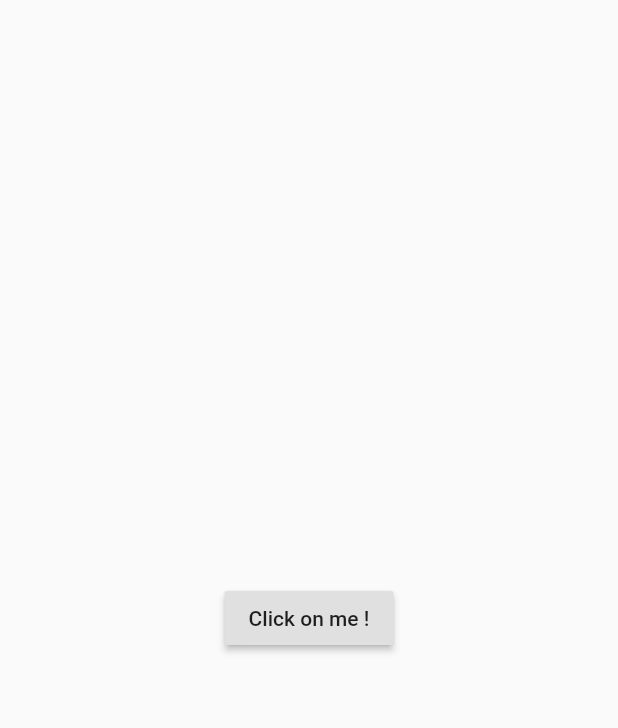
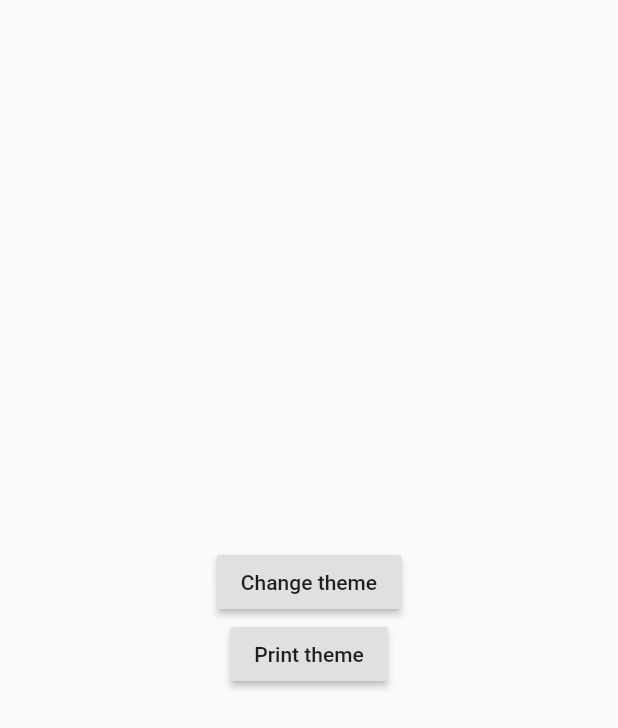
Before and after one commit to deadLocks21/SYA-or-Save-Your-passwords-Anonymously, a Flutter app: the screen it shows after launch, on a phone screen of 412 x 824 dp. Shown: the top 728 px of the screen. Run offline on Flutter 3.47's test engine with Material 2 defaults, Android fonts, the phone set to English and light mode, and no system bars; our stand-ins replace sqflite; accounts and stored records are empty.

Commit message:
Test for the new method.

```diff
--- a/sya/lib/main.dart
+++ b/sya/lib/main.dart
@@ -30,7 +30,11 @@ class _MyHomePageState extends State<MyHomePage> {
           mainAxisAlignment: MainAxisAlignment.center,
           children: [
             RaisedButton(
-              child: Text("Click on me !"),
+              child: Text("Change theme"),
+              onPressed: () async {await MemoryDao.changeTheme("light");},
+            ),
+            RaisedButton(
+              child: Text("Print theme"),
               onPressed: () async {print(await MemoryDao.getTheme());},
             )
           ],
```
